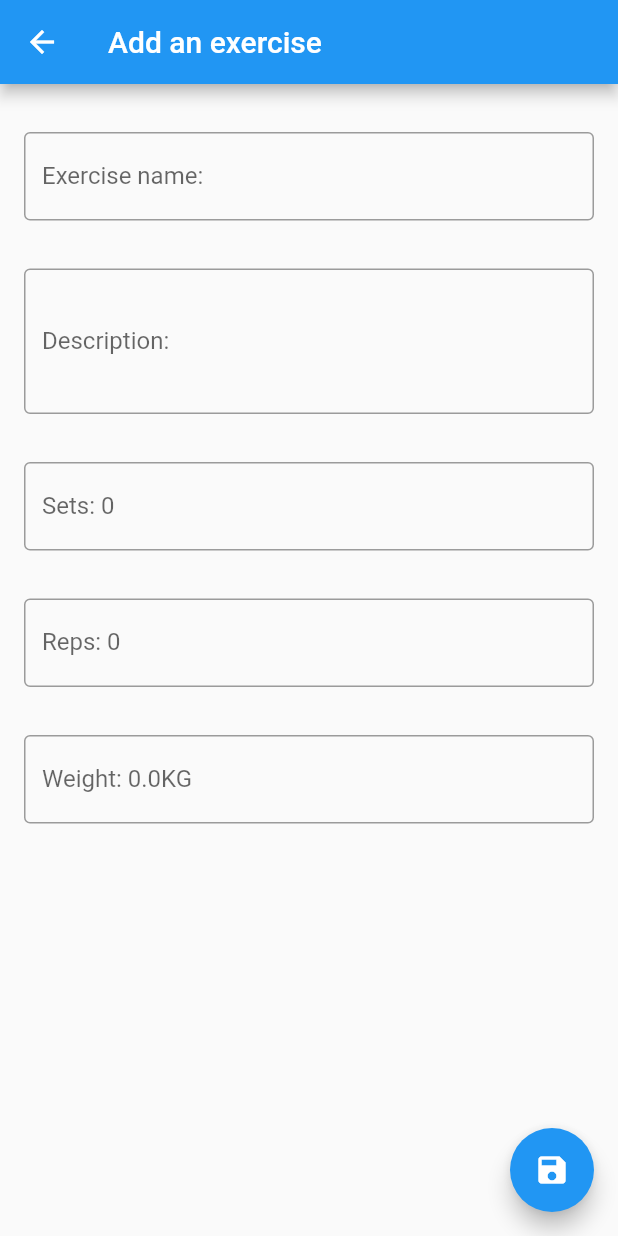
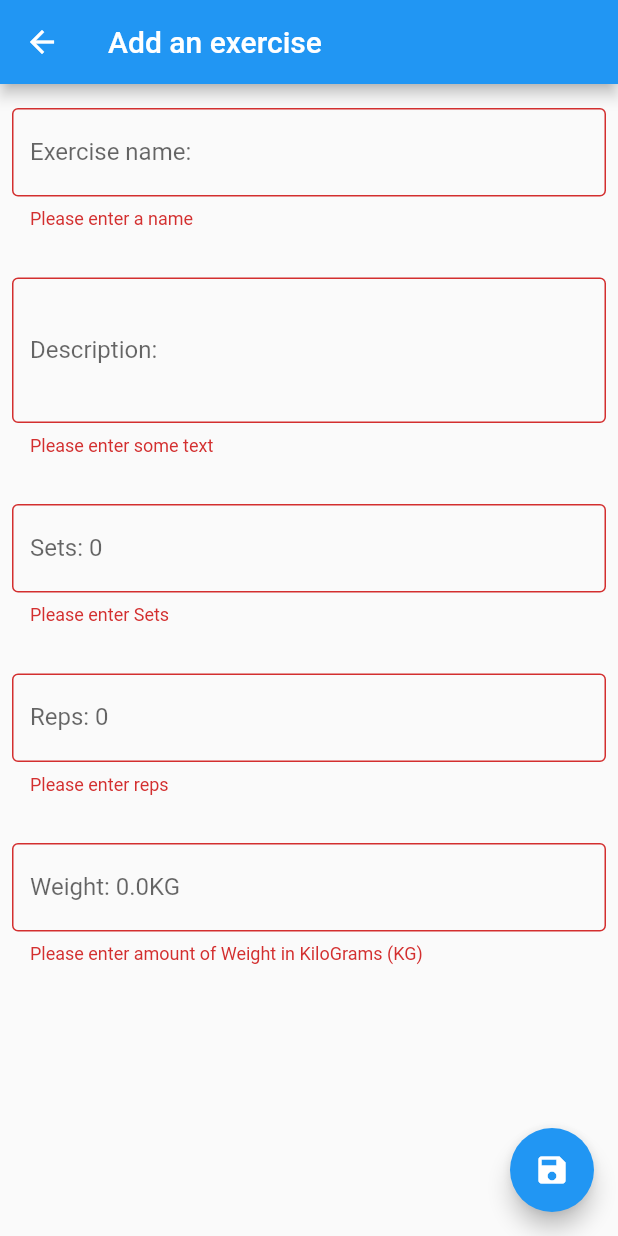
Before and after one commit to ArieBisfki/hva_ivse1_project_mobile, a Flutter app: the AddWorkout screen opened by its route, after a tap on the "save" icon, on a phone screen of 412 x 824 dp. Run offline on Flutter 3.47's test engine with Material 2 defaults, Android fonts, the phone set to English and light mode, and no system bars; our stand-ins replace bloc, either_dart, equatable, flutter_bloc, flutter_secure_storage, flutter_slidable and 4 more; missing offline and left inert: http_interceptor; accounts and stored records are empty.

Commit message:
pushed with error

```diff
--- a/lib/feature/workout/resources/workout_repository.dart
+++ b/lib/feature/workout/resources/workout_repository.dart
@@ -1,5 +1,3 @@
-import 'dart:math';
-
 import 'package:ivse1_gymlife/common/http/response.dart';
 import 'package:ivse1_gymlife/feature/calender/models/exercise.dart';
 import 'package:ivse1_gymlife/feature/calender/models/exercise_log.dart';
@@ -33,7 +31,8 @@ class ExerciseLogRepository implements IWorkoutRepository {
   }
 
   @override
-  Future<DataResponse<int>> deleteExercises(ExerciseLog exercise, int? id) async {
+  Future<DataResponse<int>> deleteExercises(
+      ExerciseLog exercise, int? id) async {
     try {
       final WorkoutLog request = await dbAdapter.getWorkout(id!);
       request.exerciseLogs.remove(exercise);
--- a/lib/feature/workout/ui/add_workout.dart
+++ b/lib/feature/workout/ui/add_workout.dart
@@ -35,6 +35,8 @@ class _AddWorkoutState extends State<AddWorkout> {
   final setController = TextEditingController();
   final repController = TextEditingController();
   final weightController = TextEditingController();
+
+  final _formKey = GlobalKey<FormState>();
 
   int _exerciseDataId = 0;
 
@@ -93,13 +95,15 @@ class _AddWorkoutState extends State<AddWorkout> {
         appBar: AppBar(
           title: const Text('Add an exercise'),
         ),
-      body: Padding(
-        padding: EdgeInsets.symmetric(horizontal: 8, vertical: 16),
+        body: Form(
+          key: _formKey,
+          //padding: EdgeInsets.symmetric(horizontal: 8, vertical: 16),
           child: ListView(
             children: [
               Padding(
-              padding: const EdgeInsets.symmetric(horizontal: 8, vertical: 16),
-              child: TextField(
+                padding: const EdgeInsets.symmetric(
+                    horizontal: 8, vertical: 16),
+                child: TextFormField(
                   decoration: InputDecoration(
                     border: OutlineInputBorder(),
                     labelText: "Exercise name: " +
@@ -107,11 +111,18 @@ class _AddWorkoutState extends State<AddWorkout> {
                   ),
                   controller: nameController,
                   keyboardType: TextInputType.text,
+                  validator: (value) {
+                    if (value == null || value.isEmpty) {
+                      return 'Please enter a name';
+                    }
+                    return null;
+                  },
                 ),
               ),
               Padding(
-              padding: const EdgeInsets.symmetric(horizontal: 8, vertical: 16),
-              child: TextField(
+                padding: const EdgeInsets.symmetric(
+                    horizontal: 8, vertical: 16),
+                child: TextFormField(
                   decoration: InputDecoration(
                     border: OutlineInputBorder(),
                     labelText: "Description: " +
@@ -121,35 +132,58 @@ class _AddWorkoutState extends State<AddWorkout> {
                   keyboardType: TextInputType.text,
                   minLines: 3,
                   maxLines: 7,
+                  validator: (value) {
+                    if (value == null || value.isEmpty) {
+                      return 'Please enter some text';
+                    }
+                    return null;
+                  },
                 ),
               ),
               Padding(
-              padding: const EdgeInsets.symmetric(horizontal: 8, vertical: 16),
-              child: TextField(
+                padding: const EdgeInsets.symmetric(
+                    horizontal: 8, vertical: 16),
+                child: TextFormField(
                   decoration: InputDecoration(
                     border: OutlineInputBorder(),
                     labelText: "Sets: " +
-                      widget.exerciseData.exerciseLog.exercise.sets.toString(),
+                        widget.exerciseData.exerciseLog.exercise.sets
+                            .toString(),
                   ),
                   controller: setController,
                   keyboardType: TextInputType.number,
+                  validator: (value) {
+                    if (value == null || value.isEmpty) {
+                      return 'Please enter Sets';
+                    }
+                    return null;
+                  },
                 ),
               ),
               Padding(
-              padding: const EdgeInsets.symmetric(horizontal: 8, vertical: 16),
-              child: TextField(
+                padding: const EdgeInsets.symmetric(
+                    horizontal: 8, vertical: 16),
+                child: TextFormField(
                   decoration: InputDecoration(
                     border: OutlineInputBorder(),
                     labelText: "Reps: " +
-                      widget.exerciseData.exerciseLog.exercise.reps.toString(),
+                        widget.exerciseData.exerciseLog.exercise.reps
+                            .toString(),
                   ),
                   controller: repController,
                   keyboardType: TextInputType.number,
+                  validator: (value) {
+                    if (value == null || value.isEmpty) {
+                      return 'Please enter reps';
+                    }
+                    return null;
+                  },
                 ),
               ),
               Padding(
-              padding: const EdgeInsets.symmetric(horizontal: 8, vertical: 16),
-              child: TextField(
+                padding: const EdgeInsets.symmetric(
+                    horizontal: 8, vertical: 16),
+                child: TextFormField(
                   decoration: InputDecoration(
                     border: OutlineInputBorder(),
                     labelText: "Weight: " +
@@ -159,13 +193,23 @@ class _AddWorkoutState extends State<AddWorkout> {
                   ),
                   controller: weightController,
                   keyboardType: TextInputType.number,
+                  validator: (value) {
+                    if (value == null || value.isEmpty) {
+                      return 'Please enter amount of Weight in KiloGrams (KG)';
+                    }
+                    return null;
+                  },
                 ),
               ),
             ],
           ),
         ),
         floatingActionButton: FloatingActionButton(
-        onPressed: () => addExerciseLog(_exerciseDataId),
+            onPressed: () {
+              if (_formKey.currentState!.validate()) {
+                addExerciseLog(_exerciseDataId);
+              }
+            },
     tooltip: 'Add an exercise',
     child: Icon(Icons.save),
     ),
```
Also changed, not shown: lib/feature/workout/ui/workout.dart (+57 -84 lines). Lines whose indentation alone changed are shown as unchanged.
